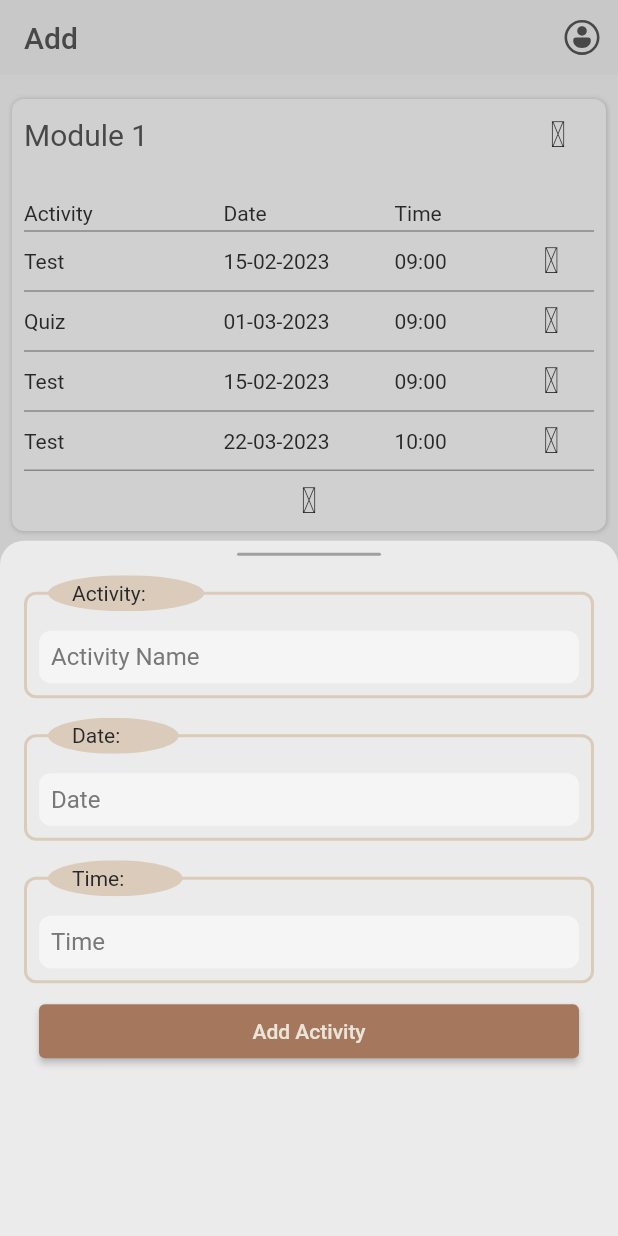
After one commit to talukanyani/student-calendar-app, a Flutter app: the screen it shows after launch, after a tap on an icon or button, on a phone screen of 412 x 824 dp. The commit adds this screen. Run offline on Flutter 3.47's test engine with Material 2 defaults, Android fonts, the phone set to English and light mode, and no system bars; our stand-ins replace fluentui_system_icons, iconsax.

Commit message:
row-add bottom sheet ui

```diff
--- a/lib/screens/add/add.dart
+++ b/lib/screens/add/add.dart
@@ -3,8 +3,7 @@ import 'package:iconsax/iconsax.dart';
 
 import 'package:sc_app/widgets/primary_top_bar.dart';
 import 'package:sc_app/widgets/bottom_bar.dart';
-
-import '../../themes/colors.dart';
+import 'package:sc_app/screens/add/modals/row_add_modal_sheet.dart';
 
 class AddScreen extends StatelessWidget {
   const AddScreen({super.key});
@@ -68,30 +67,21 @@ class Body extends StatelessWidget {
                 },
                 border: TableBorder(
                   horizontalInside: BorderSide(
-                    color: CustomColors.borderColor1,
+                    color: Theme.of(context).dividerColor,
                     width: 1,
                   ),
                   bottom: BorderSide(
-                    color: CustomColors.borderColor1,
+                    color: Theme.of(context).dividerColor,
                     width: 1,
                   ),
                 ),
                 children: <TableRow>[
-                  TableRow(
+                  const TableRow(
                     children: [
-                      Text(
-                        'Activity',
-                        style: TextStyle(color: CustomColors.fgColor4),
-                      ),
-                      Text(
-                        'Date',
-                        style: TextStyle(color: CustomColors.fgColor4),
-                      ),
-                      Text(
-                        'Time',
-                        style: TextStyle(color: CustomColors.fgColor4),
-                      ),
-                      const SizedBox(
+                      Text('Activity'),
+                      Text('Date'),
+                      Text('Time'),
+                      SizedBox(
                         height: 24,
                         child: Text(''),
                       ),
@@ -158,9 +148,20 @@ class Body extends StatelessWidget {
               SizedBox(
                 height: 40,
                 child: IconButton(
-                  onPressed: () {},
                   icon: const Icon(Iconsax.add_circle),
                   tooltip: 'Add Activity',
+                  onPressed: () {
+                    showModalBottomSheet(
+                      barrierColor: Theme.of(context)
+                          .colorScheme
+                          .onBackground
+                          .withOpacity(0.2),
+                      context: context,
+                      builder: (BuildContext context) {
+                        return const RowAddModalSheet();
+                      },
+                    );
+                  },
                 ),
               ),
             ],
@@ -207,30 +208,21 @@ class Body extends StatelessWidget {
                 },
                 border: TableBorder(
                   horizontalInside: BorderSide(
-                    color: CustomColors.borderColor1,
+                    color: Theme.of(context).dividerColor,
                     width: 1,
                   ),
                   bottom: BorderSide(
-                    color: CustomColors.borderColor1,
+                    color: Theme.of(context).dividerColor,
                     width: 1,
                   ),
                 ),
                 children: <TableRow>[
-                  TableRow(
+                  const TableRow(
                     children: [
-                      Text(
-                        'Activity',
-                        style: TextStyle(color: CustomColors.fgColor4),
-                      ),
-                      Text(
-                        'Date',
-                        style: TextStyle(color: CustomColors.fgColor4),
-                      ),
-                      Text(
-                        'Time',
-                        style: TextStyle(color: CustomColors.fgColor4),
-                      ),
-                      const SizedBox(
+                      Text('Activity'),
+                      Text('Date'),
+                      Text('Time'),
+                      SizedBox(
                         height: 24,
                         child: Text(''),
                       ),
@@ -283,9 +275,20 @@ class Body extends StatelessWidget {
               SizedBox(
                 height: 40,
                 child: IconButton(
-                  onPressed: () {},
                   icon: const Icon(Iconsax.add_circle),
                   tooltip: 'Add Activity',
+                  onPressed: () {
+                    showModalBottomSheet(
+                      barrierColor: Theme.of(context)
+                          .colorScheme
+                          .onBackground
+                          .withOpacity(0.2),
+                      context: context,
+                      builder: (BuildContext context) {
+                        return const RowAddModalSheet();
+                      },
+                    );
+                  },
                 ),
               ),
             ],
--- /dev/null
+++ b/lib/screens/add/modals/row_add_modal_sheet.dart
@@ -0,0 +1,41 @@
+import 'package:flutter/material.dart';
+
+import '../widgets/activity_input.dart';
+import '../widgets/date_picker.dart';
+import '../widgets/time_picker.dart';
+
+class RowAddModalSheet extends StatelessWidget {
+  const RowAddModalSheet({super.key});
+
+  @override
+  Widget build(BuildContext context) {
+    return Padding(
+      padding: const EdgeInsets.symmetric(horizontal: 16),
+      child: Column(
+        children: [
+          Container(
+            height: 2,
+            width: 96,
+            margin: const EdgeInsets.symmetric(vertical: 8),
+            decoration: BoxDecoration(
+              color: Theme.of(context).dividerColor,
+              borderRadius: BorderRadius.circular(1),
+            ),
+          ),
+          const ActivityInput(),
+          const DatePicker(),
+          const TimePicker(),
+          ElevatedButton(
+            onPressed: () {},
+            style: ButtonStyle(
+              fixedSize: MaterialStateProperty.all(
+                const Size.fromWidth(360),
+              ),
+            ),
+            child: const Text('Add Activity'),
+          ),
+        ],
+      ),
+    );
+  }
+}
--- /dev/null
+++ b/lib/screens/add/widgets/activity_input.dart
@@ -0,0 +1,74 @@
+import 'package:flutter/material.dart';
+import 'package:sc_app/screens/add/widgets/label_and_border.dart';
+
+class ActivityInput extends StatelessWidget {
+  const ActivityInput({super.key});
+
+  static const List<String> _activityOptions = <String>[
+    'Test',
+    'Assignment',
+    'Quiz',
+    'Presantation',
+  ];
+
+  @override
+  Widget build(BuildContext context) {
+    return LabelAndBorderContainer(
+      label: 'Activity',
+      child: Autocomplete<String>(
+        optionsBuilder: (TextEditingValue textEditingValue) {
+          return _activityOptions.where((String option) {
+            return option
+                .toLowerCase()
+                .contains(textEditingValue.text.toLowerCase());
+          });
+        },
+        fieldViewBuilder:
+            (context, textEditingController, focusNode, onFieldSubmitted) {
+          return TextField(
+            controller: textEditingController,
+            focusNode: focusNode,
+            keyboardType: TextInputType.text,
+            autocorrect: true,
+            maxLength: 20,
+            textCapitalization: TextCapitalization.words,
+            style: TextStyle(
+              fontWeight: FontWeight.w500,
+              color: Theme.of(context).textTheme.headline5?.color,
+            ),
+            decoration: InputDecoration(
+              border: OutlineInputBorder(
+                borderRadius: BorderRadius.circular(8),
+                borderSide: BorderSide.none,
+              ),
+              isDense: true,
+              contentPadding: const EdgeInsets.all(8),
+              filled: true,
+              fillColor: Theme.of(context).backgroundColor,
+              counterText: '',
+              hintText: 'Activity Name',
+              hintStyle: const TextStyle(fontWeight: FontWeight.w400),
+            ),
+          );
+        },
+        optionsViewBuilder: (context, onSelected, options) {
+          return Material(
+            elevation: 2,
+            borderRadius: BorderRadius.circular(8),
+            child: ListView.separated(
+              itemCount: options.length,
+              separatorBuilder: (context, index) => const Divider(),
+              itemBuilder: (context, index) {
+                final option = options.elementAt(index);
+                return ListTile(
+                  title: Text(option),
+                  onTap: () => onSelected(option),
+                );
+              },
+            ),
+          );
+        },
+      ),
+    );
+  }
+}
--- /dev/null
+++ b/lib/screens/add/widgets/date_picker.dart
@@ -0,0 +1,34 @@
+import 'package:flutter/material.dart';
+import 'package:sc_app/screens/add/widgets/label_and_border.dart';
+
+class DatePicker extends StatelessWidget {
+  const DatePicker({super.key});
+
+  @override
+  Widget build(BuildContext context) {
+    return LabelAndBorderContainer(
+      label: 'Date',
+      child: TextField(
+        keyboardType: TextInputType.datetime,
+        maxLength: 10,
+        style: TextStyle(
+          fontWeight: FontWeight.w500,
+          color: Theme.of(context).textTheme.headline5?.color,
+        ),
+        decoration: InputDecoration(
+          border: OutlineInputBorder(
+            borderRadius: BorderRadius.circular(8),
+            borderSide: BorderSide.none,
+          ),
+          isDense: true,
+          contentPadding: const EdgeInsets.all(8),
+          filled: true,
+          fillColor: Theme.of(context).backgroundColor,
+          counterText: '',
+          hintText: 'Date',
+          hintStyle: const TextStyle(fontWeight: FontWeight.w400),
+        ),
+      ),
+    );
+  }
+}
--- /dev/null
+++ b/lib/screens/add/widgets/label_and_border.dart
@@ -0,0 +1,60 @@
+import 'package:flutter/material.dart';
+
+class LabelAndBorderContainer extends StatelessWidget {
+  const LabelAndBorderContainer({
+    super.key,
+    required this.label,
+    this.value = ' ',
+    required this.child,
+  });
+
+  final Widget child;
+  final String label;
+  final String value;
+
+  @override
+  Widget build(BuildContext context) {
+    return Stack(
+      children: [
+        Container(
+          margin: const EdgeInsets.only(
+            top: 16,
+            bottom: 8,
+          ),
+          padding: const EdgeInsets.only(
+            top: 24,
+            bottom: 8,
+            left: 8,
+            right: 8,
+          ),
+          decoration: BoxDecoration(
+            border: Border.all(
+              width: 2,
+              color: Theme.of(context).primaryColorLight,
+            ),
+            borderRadius: BorderRadius.circular(8),
+          ),
+          child: child,
+        ),
+        Positioned(
+          left: 16,
+          top: 5,
+          child: ClipOval(
+            child: Container(
+              padding: const EdgeInsets.only(
+                top: 4,
+                bottom: 4,
+                left: 16,
+                right: 32,
+              ),
+              color: Theme.of(context).primaryColorLight,
+              child: Text(
+                '$label: $value',
+              ),
+            ),
+          ),
+        )
+      ],
+    );
+  }
+}
--- /dev/null
+++ b/lib/screens/add/widgets/time_picker.dart
@@ -0,0 +1,34 @@
+import 'package:flutter/material.dart';
+import 'package:sc_app/screens/add/widgets/label_and_border.dart';
+
+class TimePicker extends StatelessWidget {
+  const TimePicker({super.key});
+
+  @override
+  Widget build(BuildContext context) {
+    return LabelAndBorderContainer(
+      label: 'Time',
+      child: TextField(
+        keyboardType: TextInputType.datetime,
+        maxLength: 5,
+        style: TextStyle(
+          fontWeight: FontWeight.w500,
+          color: Theme.of(context).textTheme.headline5?.color,
+        ),
+        decoration: InputDecoration(
+          border: OutlineInputBorder(
+            borderRadius: BorderRadius.circular(8),
+            borderSide: BorderSide.none,
+          ),
+          isDense: true,
+          contentPadding: const EdgeInsets.all(8),
+          filled: true,
+          fillColor: Theme.of(context).backgroundColor,
+          counterText: '',
+          hintText: 'Time',
+          hintStyle: const TextStyle(fontWeight: FontWeight.w400),
+        ),
+      ),
+    );
+  }
+}
--- a/lib/themes/system_theme/system_theme.dart
+++ b/lib/themes/system_theme/system_theme.dart
@@ -3,8 +3,8 @@ import 'package:sc_app/themes/colors.dart';
 
 SystemUiOverlayStyle androidSystemOverlay() {
   return SystemUiOverlayStyle.light.copyWith(
-    systemNavigationBarColor: CustomColors.bgColor1,
-    systemNavigationBarDividerColor: CustomColors.bgColor1,
+    systemNavigationBarColor: white235,
+    systemNavigationBarDividerColor: white235,
     systemNavigationBarIconBrightness: Brightness.dark,
   );
 }
--- a/lib/themes/theme.dart
+++ b/lib/themes/theme.dart
@@ -5,6 +5,7 @@ import 'package:sc_app/themes/colors.dart';
 import 'package:sc_app/themes/widgets_theme/top_bar_theme.dart';
 import 'package:sc_app/themes/widgets_theme/bottom_bar_theme.dart';
 import 'package:sc_app/themes/widgets_theme/text_theme.dart';
+import 'package:sc_app/themes/widgets_theme/bottom_sheet_theme.dart';
 
 ThemeData lightTheme() {
   return ThemeData(
@@ -23,37 +24,39 @@ ThemeData lightTheme() {
       onTertiary: greenWhite,
       tertiaryContainer: greenLight,
       onTertiaryContainer: greenDark,
-      background: white240,
-      onBackground: black20,
-      surface: white245,
-      onSurface: black20,
-      surfaceVariant: brownLight,
-      onSurfaceVariant: brownDark,
+      background: white245,
+      onBackground: black40,
+      surface: white250,
+      onSurface: black30,
+      surfaceVariant: white255,
+      onSurfaceVariant: black20,
       error: errorRed,
-      onError: white250,
+      onError: white255,
       errorContainer: errorRedLight,
-      onErrorContainer: black20,
+      onErrorContainer: black0,
       outline: brown,
-      inverseSurface: orangeLight,
-      onInverseSurface: orangeDark,
-      inversePrimary: orange,
+      inverseSurface: grey160,
+      onInverseSurface: black10,
+      inversePrimary: grey120,
       shadow: grey200,
-      surfaceTint: brownLight,
+      surfaceTint: grey80,
     ),
     primaryColor: brown,
     primaryColorLight: brownLight,
     primaryColorDark: brownDark,
-    backgroundColor: white240,
-    scaffoldBackgroundColor: white240,
+    backgroundColor: white245,
+    scaffoldBackgroundColor: white245,
+    errorColor: errorRed,
+    disabledColor: grey160,
+    shadowColor: grey200,
+    hintColor: grey120,
+    dividerColor: grey160,
+    focusColor: brownLight,
     indicatorColor: brownDark,
-    shadowColor: grey200,
     toggleableActiveColor: green,
-    disabledColor: grey120,
-    hintColor: black50,
-    errorColor: errorRed,
-    focusColor: orangeWhite,
-    textTheme: textTheme(),
-    appBarTheme: topBarTheme(),
-    bottomNavigationBarTheme: bottomBarTheme(),
+    textTheme: textTheme(black40, grey80),
+    appBarTheme: topBarTheme(white240, grey80),
+    bottomNavigationBarTheme: bottomBarTheme(white235, grey80),
+    bottomSheetTheme: bottomSheetTheme(white235),
   );
 }
--- a/lib/themes/widgets_theme/bottom_bar_theme.dart
+++ b/lib/themes/widgets_theme/bottom_bar_theme.dart
@@ -1,13 +1,11 @@
 import 'package:flutter/material.dart';
 
-import 'package:sc_app/themes/colors.dart';
-
-BottomNavigationBarThemeData bottomBarTheme() {
+BottomNavigationBarThemeData bottomBarTheme(Color bgColor, Color fgColor) {
   return BottomNavigationBarThemeData(
-    backgroundColor: CustomColors.bgColor1,
+    backgroundColor: bgColor,
     elevation: 0,
-    selectedItemColor: CustomColors.fgColor3,
-    unselectedItemColor: CustomColors.fgColor3,
+    selectedItemColor: fgColor,
+    unselectedItemColor: fgColor,
     selectedLabelStyle: const TextStyle(fontSize: 12),
   );
 }
--- /dev/null
+++ b/lib/themes/widgets_theme/bottom_sheet_theme.dart
@@ -0,0 +1,13 @@
+import 'package:flutter/material.dart';
+
+BottomSheetThemeData bottomSheetTheme(Color bgColor) {
+  return BottomSheetThemeData(
+    backgroundColor: bgColor,
+    shape: const RoundedRectangleBorder(
+      borderRadius: BorderRadius.vertical(
+        top: Radius.circular(16),
+        bottom: Radius.zero,
+      ),
+    ),
+  );
+}
--- a/lib/themes/widgets_theme/text_theme.dart
+++ b/lib/themes/widgets_theme/text_theme.dart
@@ -1,16 +1,15 @@
 import 'package:flutter/material.dart';
-import '../colors.dart';
 
-TextTheme textTheme() {
+TextTheme textTheme(Color textColor1, Color hColor1) {
   return TextTheme(
     headline5: TextStyle(
-      fontSize: 24,
+      fontSize: 20,
       fontWeight: FontWeight.w400,
-      color: CustomColors.fgColor3,
+      color: hColor1,
     ),
     bodyText2: TextStyle(
       fontSize: 14,
-      color: CustomColors.fgColor4,
+      color: textColor1,
     ),
   );
 }
--- a/lib/themes/widgets_theme/top_bar_theme.dart
+++ b/lib/themes/widgets_theme/top_bar_theme.dart
@@ -1,19 +1,17 @@
 import 'package:flutter/material.dart';
 import 'package:flutter/services.dart';
 
-import 'package:sc_app/themes/colors.dart';
-
-AppBarTheme topBarTheme() {
+AppBarTheme topBarTheme(Color bgColor, Color fgColor) {
   return AppBarTheme(
-    backgroundColor: CustomColors.bgColor2,
-    foregroundColor: CustomColors.fgColor3,
+    backgroundColor: bgColor,
+    foregroundColor: fgColor,
     iconTheme: IconThemeData(
       size: 28,
-      color: CustomColors.fgColor3,
+      color: fgColor,
     ),
     elevation: 0,
-    systemOverlayStyle: SystemUiOverlayStyle(
-      statusBarColor: CustomColors.bgColor2,
+    systemOverlayStyle: const SystemUiOverlayStyle(
+      statusBarColor: Colors.transparent,
       statusBarIconBrightness: Brightness.dark,
     ),
   );
```
Also changed, not shown: lib/themes/colors.dart (+1 -26 lines).
